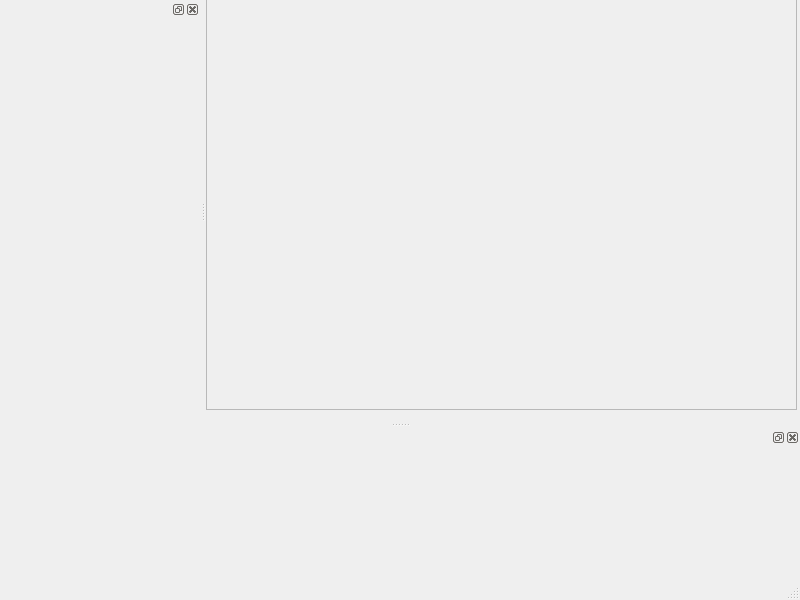
Before: the Qt Designer form inc/gui/ui/main_window.ui in CyclamenY/tcl_client, drawn with Qt 5.
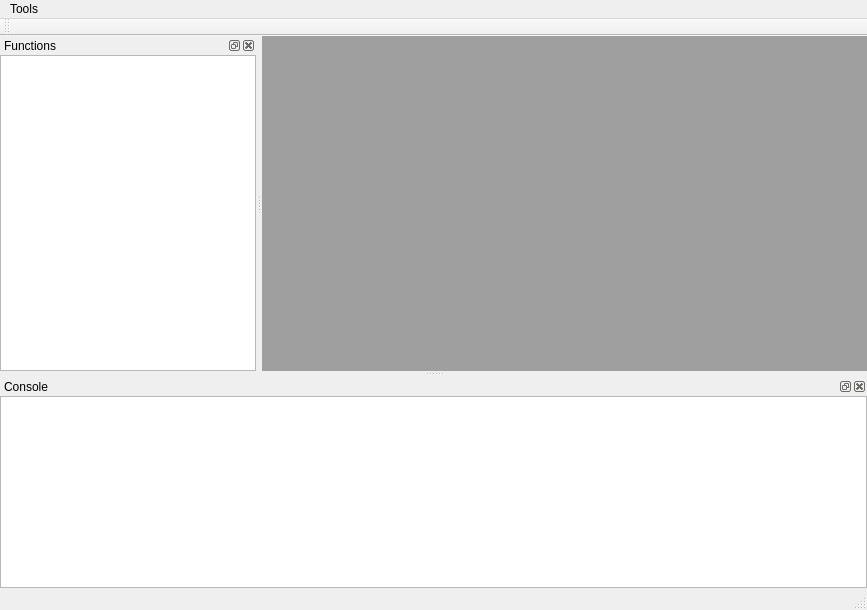
After: the same form once the commit is applied.

Commit message: modify mainwindow ui file, modify github action file

Diff of the .ui file:
```diff
--- a/inc/gui/ui/main_window.ui
+++ b/inc/gui/ui/main_window.ui
@@ -6,73 +6,146 @@
    <rect>
     <x>0</x>
     <y>0</y>
-    <width>800</width>
-    <height>600</height>
+    <width>867</width>
+    <height>610</height>
    </rect>
   </property>
-  <property name="minimumSize">
-   <size>
-    <width>800</width>
-    <height>600</height>
-   </size>
-  </property>
   <property name="windowTitle">
    <string>MainWindow</string>
   </property>
-  <widget class="QWidget" name="centralwidget">
-   <widget class="QFrame" name="frame">
-    <property name="geometry">
-     <rect>
-      <x>0</x>
-      <y>-1</y>
-      <width>591</width>
-      <height>411</height>
-     </rect>
+  <widget class="QWidget" name="centralWidget">
+   <layout class="QGridLayout" name="gridLayout_2">
+    <property name="leftMargin">
+     <number>0</number>
     </property>
-    <property name="frameShape">
-     <enum>QFrame::StyledPanel</enum>
+    <property name="topMargin">
+     <number>0</number>
     </property>
-    <property name="frameShadow">
-     <enum>QFrame::Raised</enum>
+    <property name="rightMargin">
+     <number>0</number>
     </property>
-   </widget>
+    <property name="bottomMargin">
+     <number>0</number>
+    </property>
+    <property name="spacing">
+     <number>0</number>
+    </property>
+    <item row="0" column="0">
+     <widget class="QMdiArea" name="mdiArea_"/>
+    </item>
+   </layout>
   </widget>
   <widget class="QMenuBar" name="menubar">
    <property name="geometry">
     <rect>
      <x>0</x>
      <y>0</y>
-     <width>800</width>
+     <width>867</width>
      <height>22</height>
     </rect>
    </property>
+   <widget class="QMenu" name="menuTools">
+    <property name="title">
+     <string>Tools</string>
+    </property>
+   </widget>
+   <addaction name="menuTools"/>
   </widget>
-  <widget class="QStatusBar" name="statusbar"/>
-  <widget class="QDockWidget" name="dockWidget">
+  <widget class="QToolBar" name="mainToolBar_">
+   <attribute name="toolBarArea">
+    <enum>TopToolBarArea</enum>
+   </attribute>
+   <attribute name="toolBarBreak">
+    <bool>false</bool>
+   </attribute>
+  </widget>
+  <widget class="QStatusBar" name="statusBar_"/>
+  <widget class="QDockWidget" name="functionDockWidget">
    <property name="minimumSize">
     <size>
      <width>200</width>
-     <height>38</height>
+     <height>110</height>
     </size>
    </property>
+   <property name="maximumSize">
+    <size>
+     <width>555555</width>
+     <height>555555</height>
+    </size>
+   </property>
+   <property name="windowTitle">
+    <string>Functions</string>
+   </property>
    <attribute name="dockWidgetArea">
     <number>1</number>
    </attribute>
-   <widget class="QWidget" name="dockWidgetContents"/>
+   <widget class="QWidget" name="dockWidgetContents">
+    <layout class="QGridLayout" name="gridLayout_3">
+     <property name="leftMargin">
+      <number>0</number>
+     </property>
+     <property name="topMargin">
+      <number>0</number>
+     </property>
+     <property name="rightMargin">
+      <number>0</number>
+     </property>
+     <property name="bottomMargin">
+      <number>0</number>
+     </property>
+     <property name="spacing">
+      <number>6</number>
+     </property>
+     <item row="0" column="0">
+      <widget class="QTreeView" name="functionTreeWidget_"/>
+     </item>
+    </layout>
+   </widget>
   </widget>
   <widget class="QDockWidget" name="dockWidget_2">
    <property name="minimumSize">
     <size>
-     <width>78</width>
-     <height>150</height>
+     <width>91</width>
+     <height>10</height>
     </size>
    </property>
+   <property name="maximumSize">
+    <size>
+     <width>524287</width>
+     <height>524287</height>
+    </size>
+   </property>
+   <property name="mouseTracking">
+    <bool>false</bool>
+   </property>
+   <property name="windowTitle">
+    <string>Console</string>
+   </property>
    <attribute name="dockWidgetArea">
     <number>8</number>
    </attribute>
-   <widget class="QWidget" name="dockWidgetContents_2"/>
+   <widget class="QWidget" name="dockWidgetContents_2">
+    <layout class="QGridLayout" name="gridLayout_4">
+     <property name="leftMargin">
+      <number>0</number>
+     </property>
+     <property name="topMargin">
+      <number>0</number>
+     </property>
+     <property name="rightMargin">
+      <number>0</number>
+     </property>
+     <property name="bottomMargin">
+      <number>0</number>
+     </property>
+     <item row="0" column="0">
+      <widget class="QTextBrowser" name="console_"/>
+     </item>
+    </layout>
+   </widget>
   </widget>
  </widget>
+ <layoutdefault spacing="6" margin="11"/>
  <resources/>
  <connections/>
 </ui>
```
Left out of the diff: 4 changed lines with no effect on the pictures. The commit also changes 3 other files.
